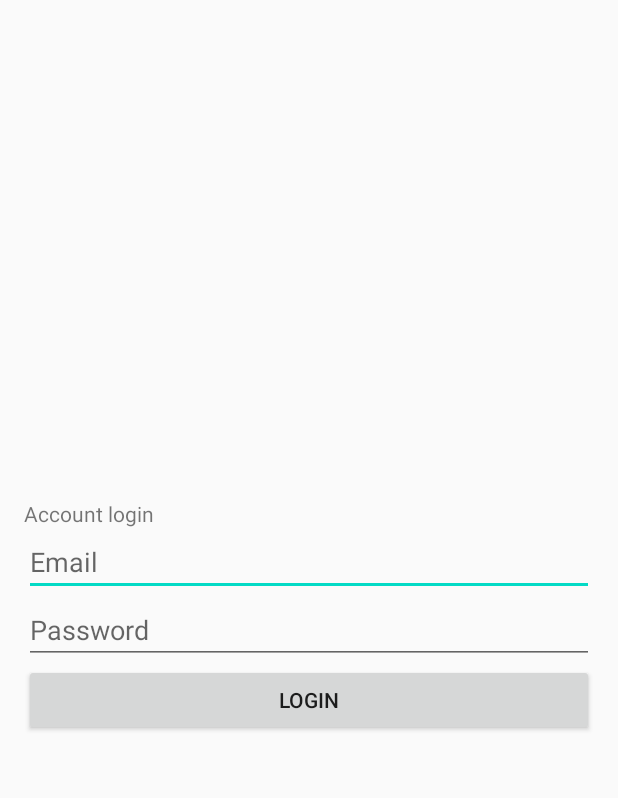
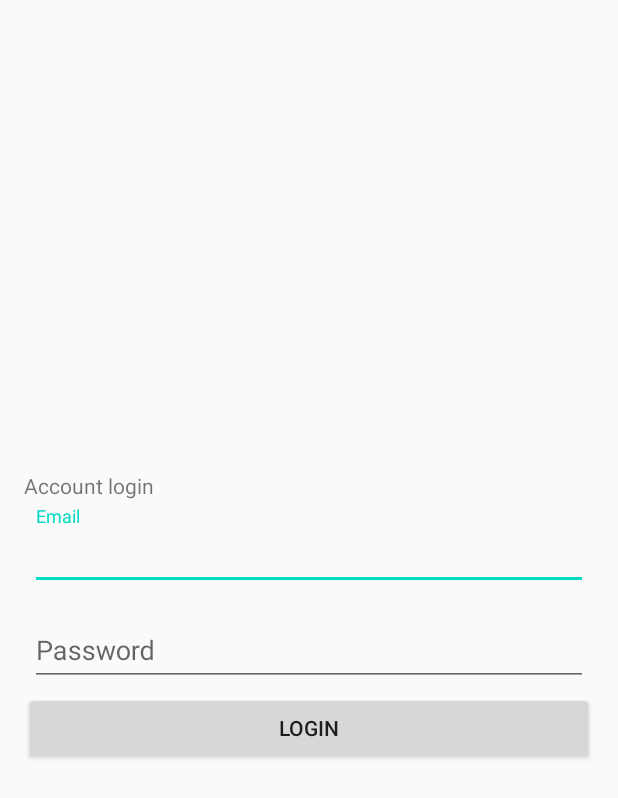
Before and after one commit to AbhishekSanthoshJaya/Bobal_LanguageLearning, an Android app: the layout activity_login.xml on its own in the app's theme, with its tools: preview values and no code run, on a phone screen of 412 x 824 dp. Shown: the top 798 px of the screen. Run offline under Robolectric (Android 15) with nearby library versions, the phone set to English and light mode, and no system bars.

Commit message:
Converted login to material design

```diff
--- a/app/build.gradle
+++ b/app/build.gradle
@@ -38,6 +38,7 @@ dependencies {
     implementation 'com.google.firebase:firebase-analytics:17.2.2'
     implementation 'com.google.firebase:firebase-auth:17.0.0'
     implementation 'com.google.firebase:firebase-database:17.0.0'
+    api 'com.google.android.material:material:1.1.0-alpha06'
 
 }
 repositories {
--- a/app/src/main/AndroidManifest.xml
+++ b/app/src/main/AndroidManifest.xml
@@ -12,13 +12,15 @@
         android:supportsRtl="true"
         android:theme="@style/AppTheme">
         <activity android:name=".MainActivity"></activity>
-        <activity android:name=".LoginActivity" />
-        <activity android:name=".RegisterActivity">
+        <activity android:name=".LoginActivity" >
             <intent-filter>
                 <action android:name="android.intent.action.MAIN" />
 
                 <category android:name="android.intent.category.LAUNCHER" />
             </intent-filter>
+        </activity>
+        <activity android:name=".RegisterActivity">
+
         </activity>
 
         <activity android:name=".FlashCardActivity">
--- a/app/src/main/res/layout/activity_login.xml
+++ b/app/src/main/res/layout/activity_login.xml
@@ -13,18 +13,33 @@
         android:layout_width="wrap_content"
         android:layout_height="wrap_content"
         android:text="Account login"/>
-    <EditText
-        android:id="@+id/email"
+    <com.google.android.material.textfield.TextInputLayout
+        android:id="@+id/email_layout"
         android:layout_width="match_parent"
         android:layout_height="wrap_content"
-        android:hint="Email" />
+        android:layout_margin="4dp"
+        android:hint="Email">
 
-    <EditText
-        android:id="@+id/password"
+        <com.google.android.material.textfield.TextInputEditText
+            android:id="@+id/email"
+            android:layout_width="match_parent"
+            android:layout_height="wrap_content" />
+    </com.google.android.material.textfield.TextInputLayout>
+
+    <com.google.android.material.textfield.TextInputLayout
+        android:id="@+id/password_layout"
         android:layout_width="match_parent"
         android:layout_height="wrap_content"
-        android:hint="Password"
-        android:inputType="textPassword" />
+        android:layout_margin="4dp"
+        android:hint="Password">
+
+        <com.google.android.material.textfield.TextInputEditText
+            android:id="@+id/password"
+            android:layout_width="match_parent"
+            android:layout_height="wrap_content"
+            android:inputType="textPassword" />
+    </com.google.android.material.textfield.TextInputLayout>
+
 
     <Button
         android:id="@+id/login"
```
